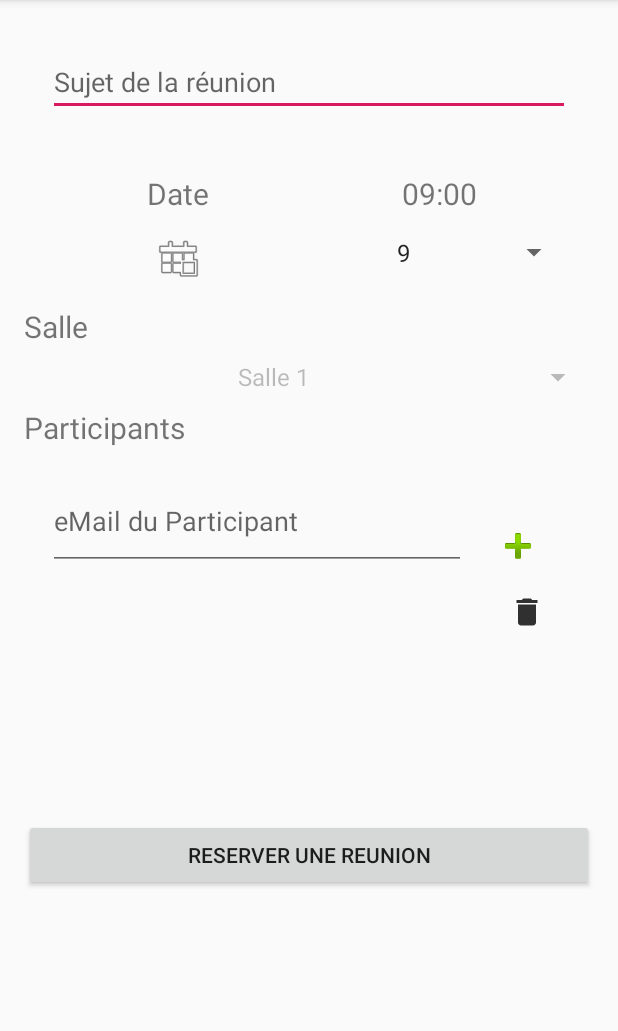
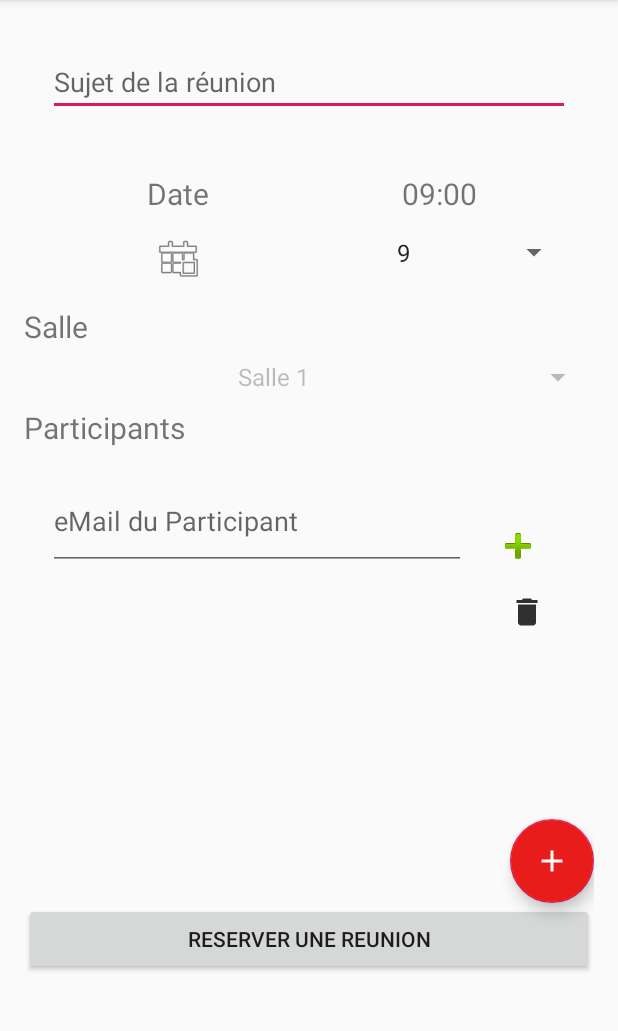
Before and after one commit to CharlotteJu/MaR-u-P4, an Android app: the AddReunionFragment screen opened directly, with no data from a screen before it, after a tap on an icon or button, on a phone screen of 412 x 824 dp, the part 84-1115 px from its top. Run offline under Robolectric (Android 15) with nearby library versions, the phone set to English and light mode, and no system bars; our stand-ins replace ButterKnife.

Commit message:
Ajout fab button pour AddReu, pour les tests, ça fonctionne

```diff
--- a/MaReu/app/src/main/java/com/example/mareu/Controler/Fragment/AddReunionFragment.java
+++ b/MaReu/app/src/main/java/com/example/mareu/Controler/Fragment/AddReunionFragment.java
@@ -30,6 +30,7 @@ import com.example.mareu.R;
 import com.example.mareu.Services.DummyReunionApiService;
 import com.example.mareu.Services.ReunionApiService;
 import com.example.mareu.Services.RoomsGenerator;
+import com.google.android.material.floatingactionbutton.FloatingActionButton;
 
 import java.util.ArrayList;
 import java.util.Calendar;
@@ -53,6 +54,7 @@ public class AddReunionFragment extends Fragment implements MailListRecyclerView
     @BindView(R.id.arf_mail) EditText mMailEditText;
     @BindView(R.id.arf_liste_mails) RecyclerView mRecyclerView;
     @BindView(R.id.arf_final_button) Button mFinalButton;
+    @BindView(R.id.arf_fab) FloatingActionButton mFab;
 
     private DatePickerDialog.OnDateSetListener mDateSetListener;
     private List<String> mNameRooms ;
@@ -103,6 +105,24 @@ public class AddReunionFragment extends Fragment implements MailListRecyclerView
                 mReunion.setmEmails(mMailsList);
                 initListMails(mMailsList);
                 mMailEditText.setText("");
+            }
+        });
+
+        mFab.setOnClickListener(new View.OnClickListener() {
+            @Override
+            public void onClick(View view)
+            {
+                if (mReunion.completeReunion())
+                {
+                    mApiService.addReunion(mReunion);
+                    Intent intent = new Intent(getActivity(), MainActivity.class);
+                    startActivity(intent);
+                    mReunion.setmSubject(String.valueOf(mSubjectEdit.getText()));
+                }
+                else
+                {
+                    Toast.makeText(getContext(), "Merci de renseigner toutes les informations", Toast.LENGTH_LONG).show();
+                }
             }
         });
 
--- a/MaReu/app/src/main/res/layout/fragment_add_reunion.xml
+++ b/MaReu/app/src/main/res/layout/fragment_add_reunion.xml
@@ -150,6 +150,16 @@
 
         <!-- Final Button -->
 
+        <com.google.android.material.floatingactionbutton.FloatingActionButton
+            android:layout_width="wrap_content"
+            android:layout_height="wrap_content"
+            android:baselineAlignBottom="true"
+            android:layout_gravity="right"
+            app:srcCompat="@drawable/ic_add_white_24dp"
+            android:backgroundTint="#E91C1C"
+            android:id="@+id/arf_fab"
+            />
+
         <Button
             android:layout_width="match_parent"
             android:layout_height="wrap_content"
```
Also changed, not shown: 1 other file.
